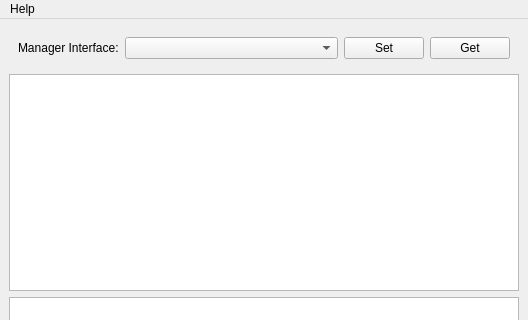
Qt form qiperftray/src/qiperftray.ui (coolshou/qiperf) before a commit; both pictures show x 0 to 528 and y 0 to 320 of the 528 by 544 pixel window.
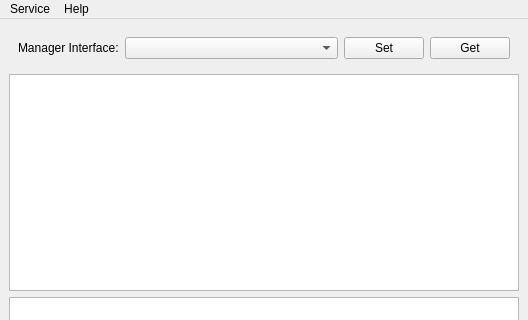
The same form after that commit. Icons and pictures are not drawn.

What changed in the file:
```diff
--- a/qiperftray/src/qiperftray.ui
+++ b/qiperftray/src/qiperftray.ui
@@ -84,6 +84,16 @@
     </property>
     <addaction name="actionAbout"/>
    </widget>
+   <widget class="QMenu" name="menuService">
+    <property name="title">
+     <string>Service</string>
+    </property>
+    <addaction name="actionStart"/>
+    <addaction name="actionStop"/>
+    <addaction name="actionRestart"/>
+    <addaction name="actionShowLog"/>
+   </widget>
+   <addaction name="menuService"/>
    <addaction name="menuHelp"/>
   </widget>
   <action name="actionAbout">
```
Left out of the diff: 24 changed lines with no effect on the pictures.
